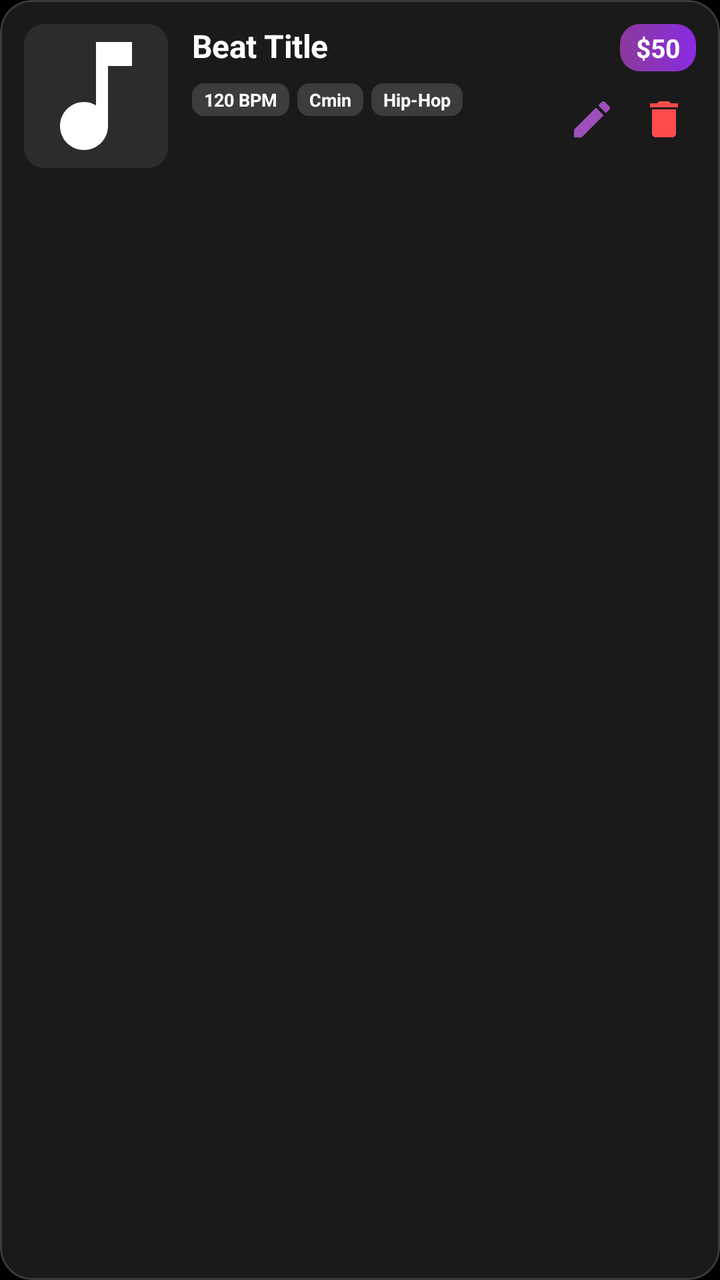
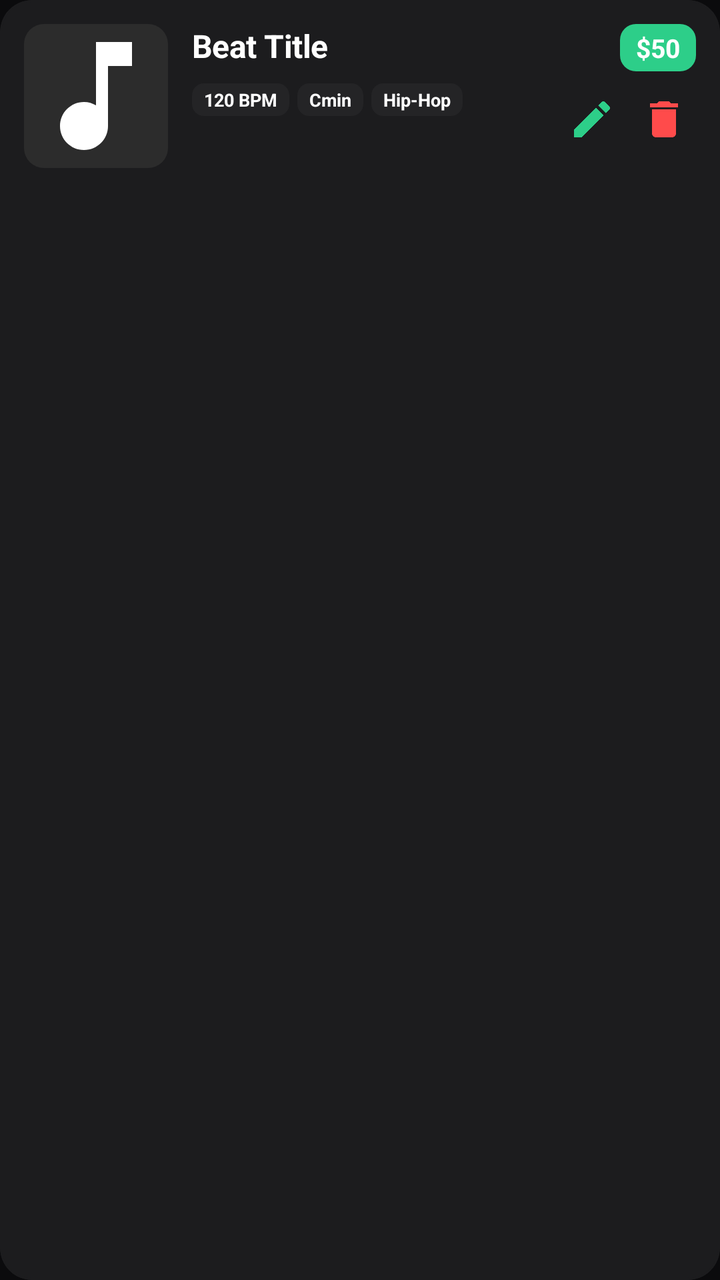

An Android layout rendered at two revisions. The XML below is the earlier revision; the diff shows what the commit changed to produce the second picture.
<!-- AndroidManifest.xml: application theme Theme.BeatHouse.Splash -->
<!-- res/layout/item_seller_beat.xml -->
<?xml version="1.0" encoding="utf-8"?>
<com.google.android.material.card.MaterialCardView
    xmlns:android="http://schemas.android.com/apk/res/android"
    xmlns:app="http://schemas.android.com/apk/res-auto"
    android:layout_width="match_parent"
    android:layout_height="wrap_content"
    android:layout_marginHorizontal="12dp"
    android:layout_marginVertical="6dp"
    app:cardCornerRadius="16dp"
    app:cardElevation="2dp"
    app:cardBackgroundColor="#1AFFFFFF"
    app:strokeColor="#26FFFFFF"
    app:strokeWidth="1dp"
    android:stateListAnimator="@null">

    <LinearLayout
        android:layout_width="match_parent"
        android:layout_height="wrap_content"
        android:orientation="horizontal"
        android:padding="12dp"
        android:gravity="top">

        
        <com.google.android.material.card.MaterialCardView
            android:layout_width="72dp"
            android:layout_height="72dp"
            app:cardCornerRadius="10dp"
            app:cardElevation="0dp"
            app:strokeWidth="0dp">
            <ImageView
                android:id="@+id/ivBeatCover"
                android:layout_width="match_parent"
                android:layout_height="match_parent"
                android:scaleType="centerCrop"
                android:src="@drawable/ic_music_note"
                android:background="#2C2C2C" />
        </com.google.android.material.card.MaterialCardView>

        <LinearLayout
            android:layout_width="0dp"
            android:layout_height="wrap_content"
            android:layout_weight="1"
            android:orientation="vertical"
            android:layout_marginStart="12dp">

            <TextView
                android:id="@+id/tvBeatTitle"
                android:layout_width="match_parent"
                android:layout_height="wrap_content"
                android:text="Beat Title"
                android:textColor="#FFFFFF"
                android:textSize="16sp"
                android:textStyle="bold"
                android:letterSpacing="-0.01"
                android:maxLines="2"
                android:ellipsize="end" />

            <LinearLayout
                android:layout_width="match_parent"
                android:layout_height="wrap_content"
                android:layout_marginTop="8dp"
                android:orientation="horizontal">

                <TextView
                    android:id="@+id/tvBeatBpm"
                    android:layout_width="wrap_content"
                    android:layout_height="wrap_content"
                    android:text="120 BPM"
                    android:textSize="9sp"
                    android:textStyle="bold"
                    android:textColor="#FFFFFF"
                    android:paddingHorizontal="6dp"
                    android:paddingVertical="2dp"
                    android:background="@drawable/tag_background"
                    android:maxLines="1" />

                <TextView
                    android:id="@+id/tvBeatKey"
                    android:layout_width="wrap_content"
                    android:layout_height="wrap_content"
                    android:layout_marginStart="4dp"
                    android:text="Cmin"
                    android:textSize="9sp"
                    android:textStyle="bold"
                    android:textColor="#FFFFFF"
                    android:paddingHorizontal="6dp"
                    android:paddingVertical="2dp"
                    android:background="@drawable/tag_background"
                    android:maxLines="1" />

                <TextView
                    android:id="@+id/tvBeatGenre"
                    android:layout_width="wrap_content"
                    android:layout_height="wrap_content"
                    android:layout_marginStart="4dp"
                    android:text="Hip-Hop"
                    android:textSize="9sp"
                    android:textStyle="bold"
                    android:textColor="#FFFFFF"
                    android:paddingHorizontal="6dp"
                    android:paddingVertical="2dp"
                    android:background="@drawable/tag_background"
                    android:maxLines="1"
                    android:ellipsize="end" />
            </LinearLayout>

        </LinearLayout>

        
        <LinearLayout
            android:layout_width="wrap_content"
            android:layout_height="wrap_content"
            android:orientation="vertical"
            android:gravity="end"
            android:layout_marginStart="8dp">

            <TextView
                android:id="@+id/tvBeatPrice"
                android:layout_width="wrap_content"
                android:layout_height="wrap_content"
                android:text="$50"
                android:textSize="13sp"
                android:textStyle="bold"
                android:paddingHorizontal="8dp"
                android:paddingVertical="3dp"
                android:background="@drawable/price_background"
                android:textColor="#FFFFFF" />

            <LinearLayout
                android:layout_width="wrap_content"
                android:layout_height="wrap_content"
                android:layout_marginTop="8dp"
                android:orientation="horizontal"
                android:gravity="center">

                <ImageButton
                    android:id="@+id/btnEditBeat"
                    android:layout_width="32dp"
                    android:layout_height="32dp"
                    android:src="@drawable/ic_edit"
                    android:background="?attr/selectableItemBackgroundBorderless"
                    android:contentDescription="Edit"
                    app:tint="@color/primary" />

                <ImageButton
                    android:id="@+id/btnDeleteBeat"
                    android:layout_width="32dp"
                    android:layout_height="32dp"
                    android:layout_marginStart="4dp"
                    android:src="@drawable/ic_delete"
                    android:background="?attr/selectableItemBackgroundBorderless"
                    android:contentDescription="Delete"
                    app:tint="#FF4B4B" />

            </LinearLayout>

        </LinearLayout>

    </LinearLayout>

</com.google.android.material.card.MaterialCardView>
<!-- resources referenced by this layout -->
<resources>
  <color name="primary">#9D50BB</color>
  <!-- drawable ic_delete (drawable) -->
  <?xml version="1.0" encoding="utf-8"?>
  <vector xmlns:android="http://schemas.android.com/apk/res/android"
      android:width="24dp"
      android:height="24dp"
      android:viewportWidth="24"
      android:viewportHeight="24">
      <path
          android:fillColor="#F44336"
          android:pathData="M6,19c0,1.1 0.9,2 2,2h8c1.1,0 2,-0.9 2,-2V7H6v12zM19,4h-3.5l-1,-1h-5l-1,1H5v2h14V4z"/>
  </vector>
  <!-- drawable ic_edit (drawable) -->
  <vector xmlns:android="http://schemas.android.com/apk/res/android"
      android:width="24dp"
      android:height="24dp"
      android:viewportWidth="24"
      android:viewportHeight="24">
      <path
          android:fillColor="@android:color/white"
          android:pathData="M3,17.25V21h3.75L17.81,9.94l-3.75,-3.75L3,17.25zM20.71,7.04c0.39,-0.39 0.39,-1.02 0,-1.41l-2.34,-2.34c-0.39,-0.39 -1.02,-0.39 -1.41,0l-1.83,1.83 3.75,3.75 1.83,-1.83z"/>
  </vector>
  <!-- drawable ic_music_note (drawable) -->
  <vector xmlns:android="http://schemas.android.com/apk/res/android"
      android:width="24dp"
      android:height="24dp"
      android:viewportWidth="24"
      android:viewportHeight="24"
      android:tint="?attr/colorOnSurface">
      <path
          android:fillColor="@android:color/white"
          android:pathData="M12,3v10.55c-0.59,-0.34 -1.27,-0.55 -2,-0.55 -2.21,0 -4,1.79 -4,4s1.79,4 4,4 4,-1.79 4,-4V7h4V3h-6z"/>
  </vector>
  <!-- drawable price_background (drawable) -->
  <?xml version="1.0" encoding="utf-8"?>
  <shape xmlns:android="http://schemas.android.com/apk/res/android">
      <corners android:radius="10dp" />
      <gradient
          android:startColor="#8B3A9C"
          android:endColor="#8A2BE2"
          android:angle="0" />
  </shape>
  <!-- drawable tag_background (drawable) -->
  <shape xmlns:android="http://schemas.android.com/apk/res/android">
      <corners android:radius="6dp" />
      <solid android:color="#26FFFFFF" />
  </shape>
  <style name="Theme.BeatHouse.Splash" parent="Theme.BeatHouse">
          <item name="android:windowBackground">@color/background</item>
      </style>
  <color name="background">#000000</color>
  <color name="primary_container">#2E1045</color>
  <color name="on_primary">#FFFFFF</color>
  <color name="secondary">#8E8E93</color>
  <color name="secondary_container">#151517</color>
  <color name="on_secondary">#FFFFFF</color>
  <color name="error">#FF453A</color>
  <color name="error_container">#330000</color>
  <color name="surface">#000000</color>
  <color name="surface_variant">#000000</color>
  <color name="on_surface">#FFFFFF</color>
  <color name="on_surface_variant">#A0A0A0</color>
  <color name="outline">#1C1C1E</color>
  <style name="Widget.BeatHouse.Button" parent="Widget.Material3.Button">
          <item name="android:textSize">16sp</item>
          <item name="android:textStyle">bold</item>
          <item name="cornerRadius">14dp</item>
          <item name="iconGravity">textStart</item>
          <item name="iconPadding">8dp</item>
          <item name="android:insetTop">4dp</item>
          <item name="android:insetBottom">4dp</item>
          <item name="backgroundTint">@color/primary</item>
          <item name="android:textColor">@color/on_primary</item>
      </style>
  <style name="Widget.BeatHouse.Card" parent="Widget.Material3.CardView.Elevated">
          <item name="cardCornerRadius">18dp</item>
          <item name="cardElevation">0dp</item>
          <item name="strokeColor">@color/outline</item>
          <item name="strokeWidth">1dp</item>
          <item name="cardBackgroundColor">@color/surface_container</item>
      </style>
  <style name="Widget.BeatHouse.AppBarLayout" parent="Widget.Material3.AppBarLayout">
          <item name="android:background">@color/surface</item>
          <item name="backgroundTint">@color/surface</item>
      </style>
  <color name="surface_container">#0A0A0A</color>
  <!-- unchanged entries left out for length: 4 -->
</resources>

<!-- the commit's change to res/layout/item_seller_beat.xml (unified diff, before → after) -->
@@ -7,9 +7,9 @@
     android:layout_marginHorizontal="12dp"
     android:layout_marginVertical="6dp"
     app:cardCornerRadius="16dp"
-    app:cardElevation="2dp"
-    app:cardBackgroundColor="#1AFFFFFF"
-    app:strokeColor="#26FFFFFF"
+    app:cardElevation="0dp"
+    app:cardBackgroundColor="@color/surface_container"
+    app:strokeColor="@color/outline"
     app:strokeWidth="1dp"
     android:stateListAnimator="@null">
 
@@ -48,7 +48,7 @@
                 android:layout_width="match_parent"
                 android:layout_height="wrap_content"
                 android:text="Beat Title"
-                android:textColor="#FFFFFF"
+                android:textColor="@color/on_surface"
                 android:textSize="16sp"
                 android:textStyle="bold"
                 android:letterSpacing="-0.01"
@@ -68,7 +68,7 @@
                     android:text="120 BPM"
                     android:textSize="9sp"
                     android:textStyle="bold"
-                    android:textColor="#FFFFFF"
+                    android:textColor="@color/on_surface"
                     android:paddingHorizontal="6dp"
                     android:paddingVertical="2dp"
                     android:background="@drawable/tag_background"
@@ -82,7 +82,7 @@
                     android:text="Cmin"
                     android:textSize="9sp"
                     android:textStyle="bold"
-                    android:textColor="#FFFFFF"
+                    android:textColor="@color/on_surface"
                     android:paddingHorizontal="6dp"
                     android:paddingVertical="2dp"
                     android:background="@drawable/tag_background"
@@ -96,7 +96,7 @@
                     android:text="Hip-Hop"
                     android:textSize="9sp"
                     android:textStyle="bold"
-                    android:textColor="#FFFFFF"
+                    android:textColor="@color/on_surface"
                     android:paddingHorizontal="6dp"
                     android:paddingVertical="2dp"
                     android:background="@drawable/tag_background"
<!-- resource entries referenced after the edit -->
@@ -1,6 +1,6 @@
 <!-- resources referenced by this layout -->
 <resources>
-  <color name="primary">#9D50BB</color>
+  <color name="primary">#2DCE89</color>
   <!-- drawable ic_delete (drawable) -->
   <?xml version="1.0" encoding="utf-8"?>
   <vector xmlns:android="http://schemas.android.com/apk/res/android"
@@ -36,37 +36,35 @@
   <!-- drawable price_background (drawable) -->
   <?xml version="1.0" encoding="utf-8"?>
   <shape xmlns:android="http://schemas.android.com/apk/res/android">
-      <corners android:radius="10dp" />
-      <gradient
-          android:startColor="#8B3A9C"
-          android:endColor="#8A2BE2"
-          android:angle="0" />
+      <corners android:radius="8dp" />
+      <solid android:color="@color/primary" />
   </shape>
   <!-- drawable tag_background (drawable) -->
   <shape xmlns:android="http://schemas.android.com/apk/res/android">
       <corners android:radius="6dp" />
-      <solid android:color="#26FFFFFF" />
+      <solid android:color="@color/surface_container_high" />
   </shape>
   <style name="Theme.BeatHouse.Splash" parent="Theme.BeatHouse">
           <item name="android:windowBackground">@color/background</item>
       </style>
-  <color name="background">#000000</color>
-  <color name="primary_container">#2E1045</color>
+  <color name="surface_container_high">#242426</color>
+  <color name="background">#0B0B0D</color>
+  <color name="primary_container">#004D40</color>
   <color name="on_primary">#FFFFFF</color>
   <color name="secondary">#8E8E93</color>
-  <color name="secondary_container">#151517</color>
+  <color name="secondary_container">#1C1C1E</color>
   <color name="on_secondary">#FFFFFF</color>
   <color name="error">#FF453A</color>
   <color name="error_container">#330000</color>
-  <color name="surface">#000000</color>
-  <color name="surface_variant">#000000</color>
+  <color name="surface">#121214</color>
+  <color name="surface_variant">#1A1A1C</color>
   <color name="on_surface">#FFFFFF</color>
-  <color name="on_surface_variant">#A0A0A0</color>
+  <color name="on_surface_variant">#B0B0B0</color>
   <color name="outline">#1C1C1E</color>
   <style name="Widget.BeatHouse.Button" parent="Widget.Material3.Button">
           <item name="android:textSize">16sp</item>
           <item name="android:textStyle">bold</item>
-          <item name="cornerRadius">14dp</item>
+          <item name="cornerRadius">12dp</item>
           <item name="iconGravity">textStart</item>
           <item name="iconPadding">8dp</item>
           <item name="android:insetTop">4dp</item>
@@ -75,7 +73,7 @@
           <item name="android:textColor">@color/on_primary</item>
       </style>
   <style name="Widget.BeatHouse.Card" parent="Widget.Material3.CardView.Elevated">
-          <item name="cardCornerRadius">18dp</item>
+          <item name="cardCornerRadius">16dp</item>
           <item name="cardElevation">0dp</item>
           <item name="strokeColor">@color/outline</item>
           <item name="strokeWidth">1dp</item>
@@ -85,7 +83,7 @@
           <item name="android:background">@color/surface</item>
           <item name="backgroundTint">@color/surface</item>
       </style>
-  <color name="surface_container">#0A0A0A</color>
+  <color name="surface_container">#1C1C1E</color>
   <!-- unchanged entries left out for length: 4 -->
 </resources>
 
